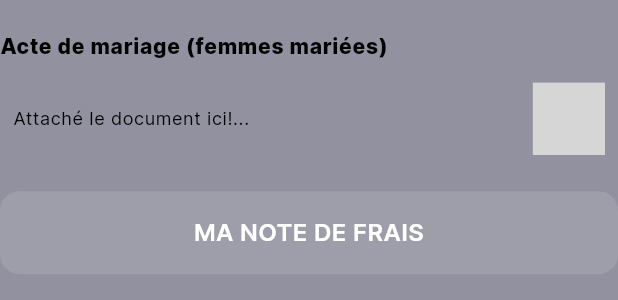
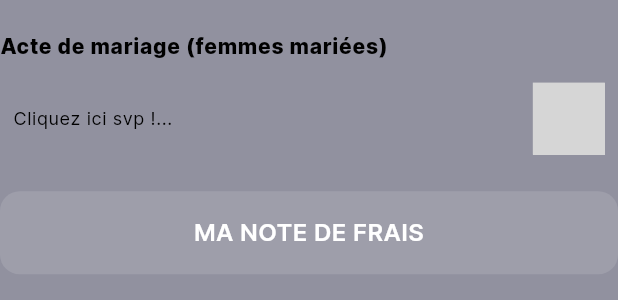
Before and after one commit to adigxs/easypro_mobile, a Flutter app: the StepFive widget shown alone on an empty page, opened directly with empty values, on a phone screen of 412 x 824 dp. Shown: the part 156-456 px from the top of the screen. Run offline on Flutter 3.47's test engine with Material 3 defaults, Android fonts, the light colour scheme and no system bars; our stand-ins replace auto_route, dio, dropdown_button2, file_picker, firebase_core, firebase_storage and 10 more; accounts and stored records are empty; grey boxes are pictures that could not be loaded.

Commit message:
fix: Last update.

```diff
--- a/lib/src/features/criminal_record_form/components/step_five.dart
+++ b/lib/src/features/criminal_record_form/components/step_five.dart
@@ -87,7 +87,7 @@
               children: [
                 Flexible(
                   child: Text(
-                    fileActeName ?? "Attaché le document ici!...",
+                    fileActeName ?? "Cliquez ici svp !...",
                     textAlign: TextAlign.start,
                     style: Theme.of(context).textTheme.bodySmall!.copyWith(
                         color: Theme.of(context).colorScheme.onBackground),
@@ -123,7 +123,7 @@
                         children: [
                           Flexible(
                             child: Text(
-                              fileCniFrontName ?? 'Attaché le document ici!...',
+                              fileCniFrontName ?? 'Cliquez ici svp !...',
                               textAlign: TextAlign.start,
                               style: Theme.of(context)
                                   .textTheme
@@ -158,7 +158,7 @@
                         children: [
                           Flexible(
                             child: Text(
-                              fileCniBackName ?? 'Attaché le document ici!...',
+                              fileCniBackName ?? 'Cliquez ici svp !...',
                               textAlign: TextAlign.start,
                               style: Theme.of(context)
                                   .textTheme
@@ -200,7 +200,7 @@
                               Flexible(
                                 child: Text(
                                   filePassportIdentityName ??
-                                      'Attaché le document ici!...',
+                                      'Cliquez ici svp !...',
                                   textAlign: TextAlign.start,
                                   style: Theme.of(context)
                                       .textTheme
@@ -236,7 +236,7 @@
                               Flexible(
                                 child: Text(
                                   filePassportVisaName ??
-                                      'Attaché le document ici!...',
+                                      'Cliquez ici svp !...',
                                   textAlign: TextAlign.start,
                                   style: Theme.of(context)
                                       .textTheme
@@ -272,7 +272,7 @@
                               Flexible(
                                 child: Text(
                                   fileResidencePermitName ??
-                                      'Attaché le document ici!...',
+                                      'Cliquez ici svp !...',
                                   textAlign: TextAlign.start,
                                   style: Theme.of(context)
                                       .textTheme
@@ -310,7 +310,7 @@
               children: [
                 Flexible(
                   child: Text(
-                    fileWedCertificateName ?? 'Attaché le document ici!...',
+                    fileWedCertificateName ?? 'Cliquez ici svp !...',
                     textAlign: TextAlign.start,
                     style: Theme.of(context).textTheme.bodySmall!.copyWith(
                         color: Theme.of(context).colorScheme.onBackground),
--- a/lib/src/features/criminal_record_form/components/step_one.dart
+++ b/lib/src/features/criminal_record_form/components/step_one.dart
@@ -227,7 +227,7 @@
                           color: Theme.of(context).colorScheme.onBackground),
                       children: [
                         TextSpan(
-                          text: ' (+237) 621 02 40 78 ',
+                          text: ' (+237) 650 22 99 50 ',
                           style: Theme.of(context)
                               .textTheme
                               .bodySmall!
@@ -250,7 +250,7 @@
                                       .onBackground),
                         ),
                         TextSpan(
-                            text: "easypro@easyproonline.com",
+                            text: "support@easyproonline.com",
                             style: Theme.of(context)
                                 .textTheme
                                 .bodySmall!
@@ -263,7 +263,7 @@
                                         .onPrimaryContainer),
                             recognizer: TapGestureRecognizer()
                               ..onTap = () {
-                                emailLaunch(email: 'easypro@easyproonline.com');
+                                emailLaunch(email: 'support@easyproonline.com');
                               }),
                       ]),
                 ),
--- a/lib/src/features/criminal_record_form/criminal_record_screen.dart
+++ b/lib/src/features/criminal_record_form/criminal_record_screen.dart
@@ -1098,7 +1098,8 @@
                                                                     .colorScheme
                                                                     .onSecondary)),
                                                     TextSpan(
-                                                        text: '621 02 40 78.',
+                                                        text:
+                                                            '(+237) 650 22 99 50',
                                                         style: Theme.of(context)
                                                             .textTheme
                                                             .labelMedium!
--- a/lib/src/shared/components/invoice.dart
+++ b/lib/src/shared/components/invoice.dart
@@ -262,7 +262,7 @@
                   child: Button(
                       type: ButtonType.primary,
                       onPressed: acceptedNote == true ? onNextStep : null,
-                      text: "Je Payer"),
+                      text: "Je Paye"),
                 ),
               ],
             ),
--- a/pubspec.yaml
+++ b/pubspec.yaml
@@ -16,7 +16,7 @@
 # https://developer.apple.com/library/archive/documentation/General/Reference/InfoPlistKeyReference/Articles/CoreFoundationKeys.html
 # In Windows, build-name is used as the major, minor, and patch parts
 # of the product and file versions while build-number is used as the build suffix.
-version: 1.2.3+36
+version: 1.2.3+38
 
 environment:
   sdk: '>=3.0.6 <4.0.0'
```
